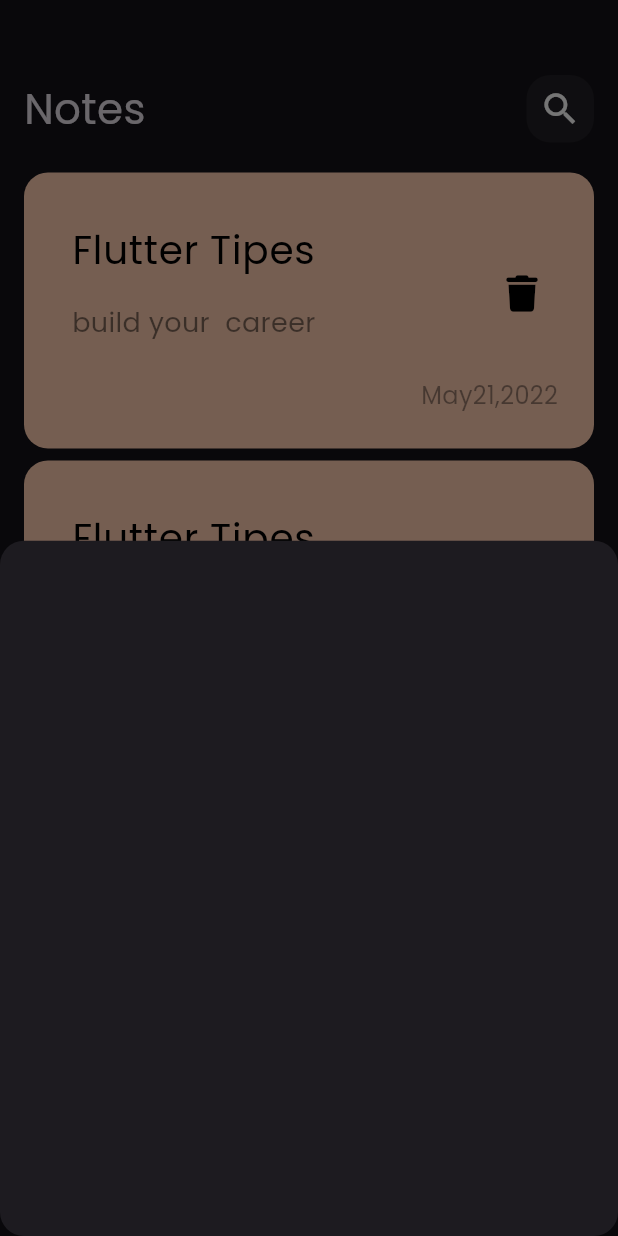
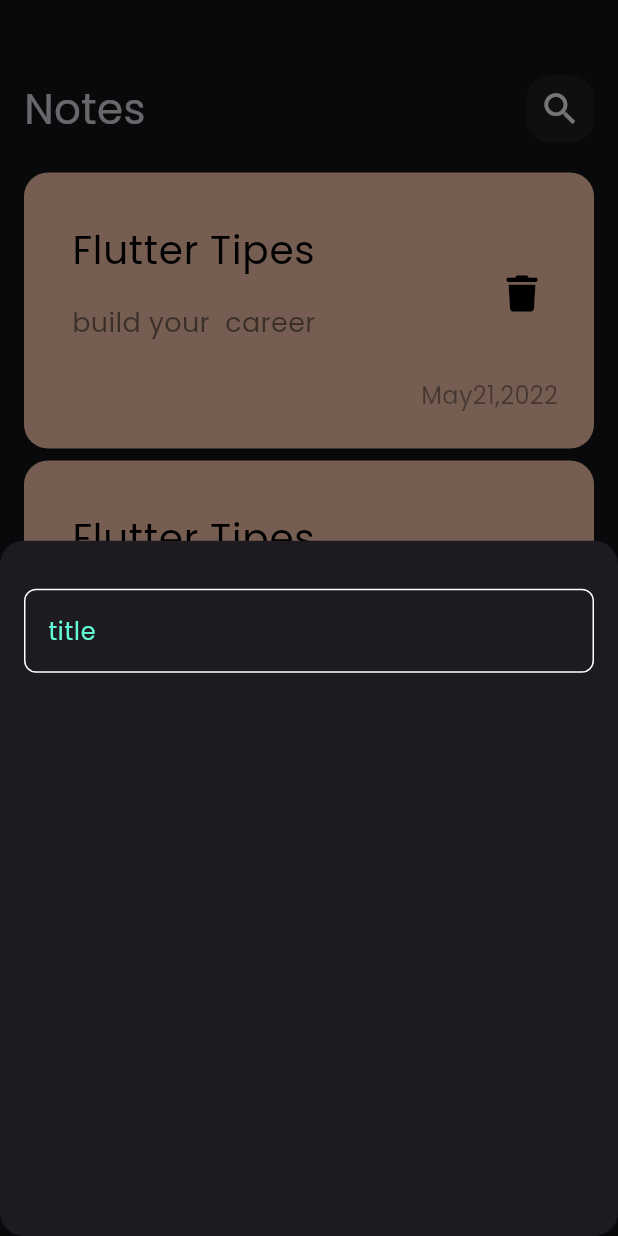
Before and after one commit to Bassant-dev/notes_app, a Flutter app: the screen it shows after launch, after a tap on the "add" icon, on a phone screen of 412 x 824 dp. Run offline on Flutter 3.47's test engine with Material 3 defaults, Android fonts, the phone set to English and light mode, and no system bars; our stand-ins replace font_awesome_flutter.

Commit message:
create_custom_text_field

```diff
--- /dev/null
+++ b/lib/constant.dart
@@ -0,0 +1,4 @@
+
+import 'package:flutter/material.dart';
+
+const kPrimaryColor =  Color(0xff62FCD7);
--- a/lib/views/notes_view.dart
+++ b/lib/views/notes_view.dart
@@ -1,6 +1,7 @@
 import 'package:flutter/material.dart';
 import 'package:notes_app/widget/add_note_bottom_sheet.dart';
 
+import '../constant.dart';
 import '../widget/notes_view_body.dart';
 
 class NotesView extends StatelessWidget {
@@ -19,7 +20,8 @@ class NotesView extends StatelessWidget {
           return AddNoteBottomSheet();
         });
       },
-        backgroundColor: Colors.black,child: const Icon(Icons.add),),
+        backgroundColor: kPrimaryColor,
+          child: const Icon(Icons.add),),
       body:const NotesViewBody() ,
     );
   }
--- a/lib/widget/add_note_bottom_sheet.dart
+++ b/lib/widget/add_note_bottom_sheet.dart
@@ -1,12 +1,20 @@
 import 'package:flutter/material.dart';
+import 'package:notes_app/widget/custom_text_field.dart';
 
 class AddNoteBottomSheet extends StatelessWidget {
   const AddNoteBottomSheet ({Key? key}) : super(key: key);
 
   @override
   Widget build(BuildContext context) {
-    return Container(
+    return const Padding(
+      padding: EdgeInsets.symmetric(horizontal: 16),
+      child: Column(
+        children: [
+          SizedBox(height: 32,),
+          CustomTextField()
+        ],
 
+      ),
     );
   }
 }
--- /dev/null
+++ b/lib/widget/custom_text_field.dart
@@ -0,0 +1,32 @@
+import 'package:flutter/material.dart';
+import 'package:notes_app/constant.dart';
+
+class CustomTextField extends StatelessWidget {
+  const CustomTextField({Key? key}) : super(key: key);
+
+  @override
+  Widget build(BuildContext context) {
+    return TextField(
+      cursorColor: kPrimaryColor,
+      decoration: InputDecoration(
+        hintText: 'title',
+        hintStyle: const TextStyle(
+          color:kPrimaryColor,
+        ),
+        border: buildBorder(),
+        enabledBorder: buildBorder(),
+        focusedBorder: buildBorder(kPrimaryColor)
+
+      ),
+    );
+  }
+
+  OutlineInputBorder buildBorder([color]) {
+    return OutlineInputBorder(
+        borderRadius: BorderRadius.circular(8),
+        borderSide: BorderSide(
+          color: color?? Colors.white
+        )
+      );
+  }
+}
```
